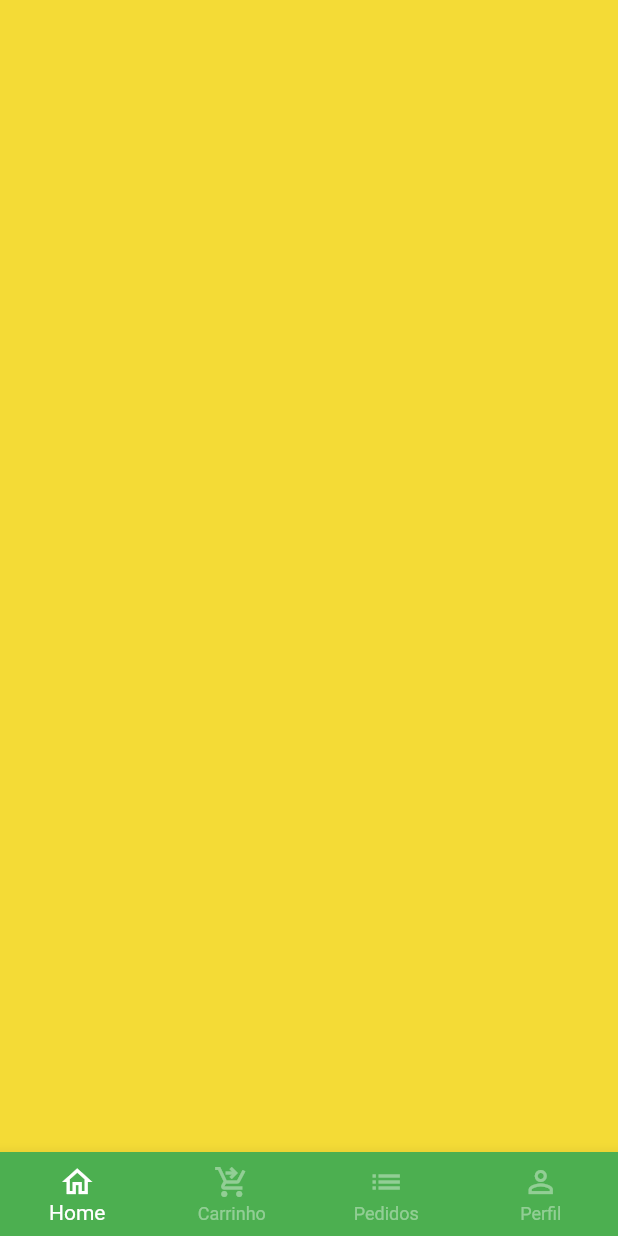
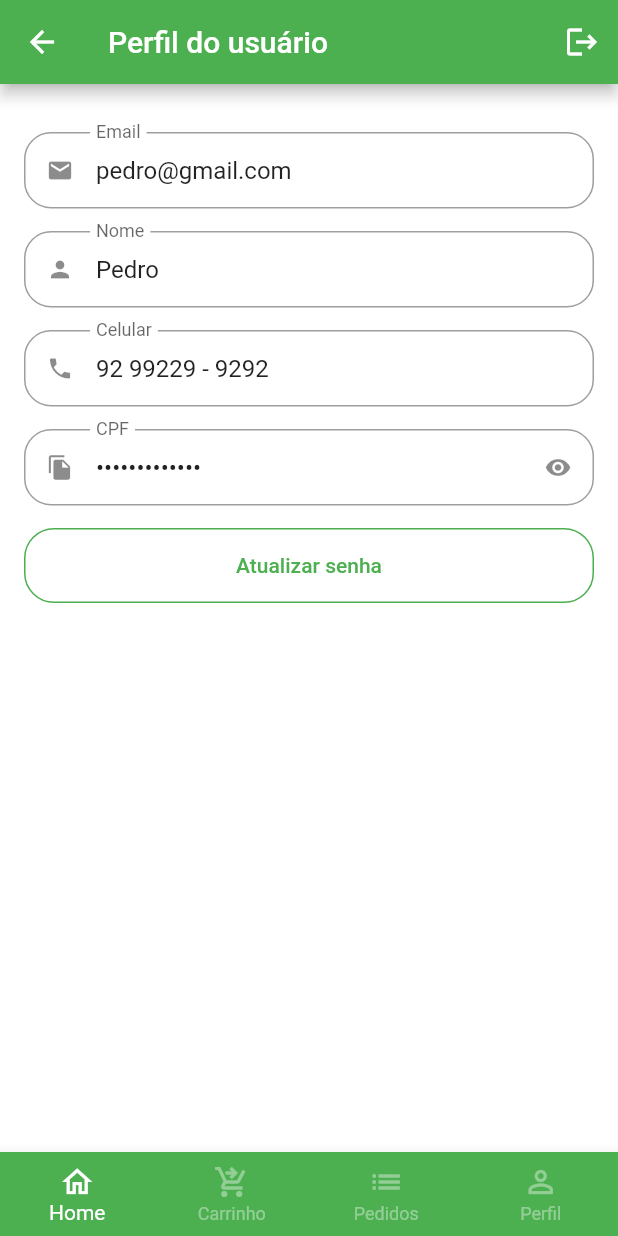
Before and after one commit to MaxsonCoelho/grocery_store, a Flutter app: the BaseScreen screen opened directly, swiped to page 4, on a phone screen of 412 x 824 dp. Run offline on Flutter 3.47's test engine with Material 2 defaults, Android fonts, the phone set to English and light mode, and no system bars; our stand-ins replace animated_text_kit, badges, mask_text_input_formatter.

Commit message:
new user Data and model, new page profileTab and your layout

```diff
--- a/lib/src/config/app_data.dart
+++ b/lib/src/config/app_data.dart
@@ -1,5 +1,6 @@
 import 'package:grocery_store/src/models/cart_item_model.dart';
 import 'package:grocery_store/src/models/item_model.dart';
+import 'package:grocery_store/src/models/user_model.dart';
 
 ItemModel apple = ItemModel(
   description:
@@ -87,3 +88,11 @@ List<CartItemModel> cartItems = [
     quantity: 2,
   )
 ];
+
+UserModel user = UserModel(
+    email: 'pedro@gmail.com',
+    name: 'Pedro',
+    phone: '92 99229 - 9292',
+    cpf: '9575448899-66',
+    password: '',
+);
--- /dev/null
+++ b/lib/src/models/user_model.dart
@@ -0,0 +1,15 @@
+class UserModel {
+  String email;
+  String name;
+  String phone;
+  String cpf;
+  String password;
+
+  UserModel({
+    required this.email,
+    required this.name,
+    required this.phone,
+    required this.cpf,
+    required this.password
+  });
+}
--- a/lib/src/pages/auth/sign_in_screen.dart
+++ b/lib/src/pages/auth/sign_in_screen.dart
@@ -3,7 +3,7 @@ import 'package:flutter/material.dart';
 import 'package:grocery_store/src/pages/auth/sign_up_screen.dart';
 import 'package:grocery_store/src/pages/base/base_screen.dart';
 import '/src/config/custom_colors.dart';
-import 'components/custom_text_field.dart';
+import '../commom_widgets/custom_text_field.dart';
 
 class SignInScreen extends StatelessWidget {
   const SignInScreen({super.key});
--- a/lib/src/pages/auth/sign_up_screen.dart
+++ b/lib/src/pages/auth/sign_up_screen.dart
@@ -1,7 +1,7 @@
 import 'package:flutter/material.dart';
 import 'package:mask_text_input_formatter/mask_text_input_formatter.dart';
 import '/src/config/custom_colors.dart';
-import 'components/custom_text_field.dart';
+import '../commom_widgets/custom_text_field.dart';
 
 class SignUpScreen extends StatelessWidget {
   SignUpScreen({super.key});
--- a/lib/src/pages/base/base_screen.dart
+++ b/lib/src/pages/base/base_screen.dart
@@ -1,6 +1,7 @@
 import 'package:flutter/material.dart';
 import 'package:grocery_store/src/pages/cartTab/cart_tab.dart';
 import 'package:grocery_store/src/pages/homeTab/home_tab.dart';
+import 'package:grocery_store/src/pages/profileTab/profile_tab.dart';
 
 class BaseScreen extends StatefulWidget {
   const BaseScreen({super.key});
@@ -21,9 +22,9 @@ class _BaseScreenState extends State<BaseScreen> {
         controller: pageController,
         children: [
           const HomeTab(),
-          CartTab(),
-          Container(color: const Color.fromARGB(255, 54, 244, 54),),
+          const CartTab(),
           Container(color: const Color.fromARGB(255, 244, 219, 54),),
+          const ProfileTab(),
         ],
       ),
       bottomNavigationBar: BottomNavigationBar(
--- a/lib/src/pages/auth/components/custom_text_field.dart
+++ b/lib/src/pages/commom_widgets/custom_text_field.dart
@@ -9,13 +9,17 @@ class CustomFormField extends StatefulWidget {
   final String label;
   final bool isSecret;
   final List<TextInputFormatter>? inputFormatters;
+  final String? initialValue;
+  final bool readOnly;
 
   const CustomFormField({
     super.key,
     required this.icon,
     required this.label,
     this.isSecret = false,
-    this.inputFormatters
+    this.inputFormatters,
+    this.initialValue,
+    this.readOnly = false,
   });
 
   @override
@@ -37,6 +41,8 @@ class _CustomFormFieldState extends State<CustomFormField> {
     return Padding(
       padding: const EdgeInsets.only(bottom: 15),
       child: TextFormField(
+        readOnly: widget.readOnly,
+        initialValue: widget.initialValue,
         inputFormatters: widget.inputFormatters,
         obscureText: isObscure,
         decoration: InputDecoration(
--- /dev/null
+++ b/lib/src/pages/profileTab/profile_tab.dart
@@ -0,0 +1,73 @@
+import 'package:flutter/material.dart';
+import 'package:grocery_store/src/pages/commom_widgets/custom_text_field.dart';
+import 'package:grocery_store/src/config/app_data.dart' as appData;
+
+class ProfileTab extends StatelessWidget {
+  const ProfileTab({super.key});
+
+  @override
+  Widget build(BuildContext context) {
+    return Scaffold(
+      appBar: AppBar(
+        title: const Text('Perfil do usuário'),
+        actions: [
+          IconButton(
+            onPressed: () {},
+            icon: const Icon(
+              Icons.logout,
+            ),
+          )
+        ],
+      ),
+      body: ListView(
+        physics: const BouncingScrollPhysics(),
+        padding: const EdgeInsets.fromLTRB(16, 32, 16, 16),
+        children: [
+          CustomFormField(
+            readOnly: true,
+            initialValue: appData.user.email,
+            icon: Icons.email,
+            label: 'Email',
+          ),
+          CustomFormField(
+            readOnly: true,
+            initialValue: appData.user.name,
+            icon: Icons.person,
+            label: 'Nome',
+          ),
+          CustomFormField(
+            readOnly: true,
+            initialValue: appData.user.phone,
+            icon: Icons.phone,
+            label: 'Celular',
+          ),
+          CustomFormField(
+            readOnly: true,
+            initialValue: appData.user.cpf,
+            icon: Icons.file_copy,
+            label: 'CPF',
+            isSecret: true,
+          ),
+
+          SizedBox(
+            height: 50,
+            child: OutlinedButton(
+              onPressed: () {
+
+              },
+              style: OutlinedButton.styleFrom(
+                side: const BorderSide(
+                  color: Colors.green,
+                ),
+                shape: RoundedRectangleBorder(
+                  borderRadius: BorderRadius.circular(20)
+                )
+              ),
+              child: const Text('Atualizar senha'),
+            ),
+          )
+        ],
+      ),
+    );
+  }
+}
```
